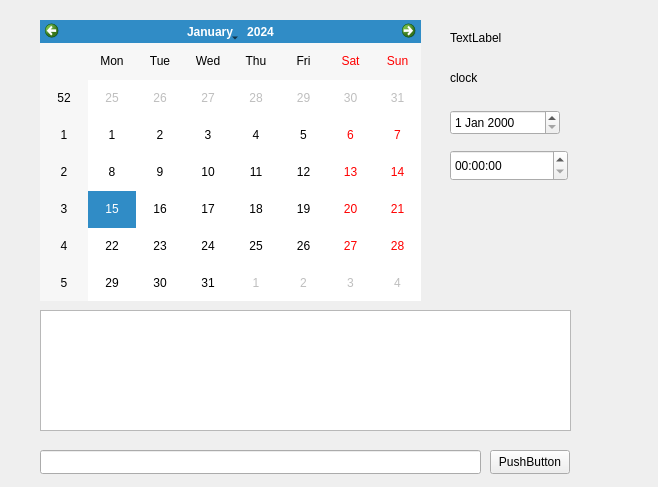
Non-Yujin/Share_Calender, file widget.ui: the form before one commit.
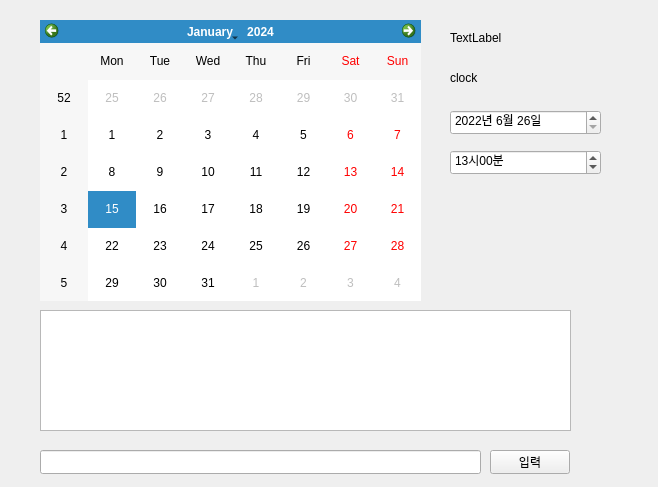
The form after the commit.

What changed in the file:
```diff
--- a/widget.ui
+++ b/widget.ui
@@ -23,7 +23,7 @@
     </rect>
    </property>
    <property name="text">
-    <string>PushButton</string>
+    <string>입력</string>
    </property>
   </widget>
   <widget class="QCalendarWidget" name="calendar">
@@ -51,7 +51,7 @@
     <rect>
      <x>450</x>
      <y>70</y>
-     <width>121</width>
+     <width>131</width>
      <height>16</height>
     </rect>
    </property>
@@ -77,20 +77,66 @@
     <rect>
      <x>450</x>
      <y>110</y>
-     <width>110</width>
+     <width>151</width>
      <height>25</height>
     </rect>
    </property>
+   <property name="minimumDate">
+    <date>
+     <year>2022</year>
+     <month>6</month>
+     <day>26</day>
+    </date>
+   </property>
+   <property name="displayFormat">
+    <string>yyyy년 M월 d일</string>
+   </property>
   </widget>
   <widget class="QTimeEdit" name="time">
    <property name="geometry">
     <rect>
      <x>450</x>
      <y>150</y>
-     <width>118</width>
-     <height>31</height>
+     <width>151</width>
+     <height>25</height>
     </rect>
    </property>
+   <property name="dateTime">
+    <datetime>
+     <hour>13</hour>
+     <minute>0</minute>
+     <second>0</second>
+     <year>2022</year>
+     <month>6</month>
+     <day>26</day>
+    </datetime>
+   </property>
+   <property name="maximumDateTime">
+    <datetime>
+     <hour>23</hour>
+     <minute>59</minute>
+     <second>59</second>
+     <year>2022</year>
+     <month>6</month>
+     <day>26</day>
+    </datetime>
+   </property>
+   <property name="minimumTime">
+    <time>
+     <hour>0</hour>
+     <minute>0</minute>
+     <second>0</second>
+    </time>
+   </property>
+   <property name="displayFormat">
+    <string>hh시mm분</string>
+   </property>
+   <property name="calendarPopup">
+    <bool>false</bool>
+   </property>
+   <property name="timeSpec">
+    <enum>Qt::LocalTime</enum>
+   </property>
   </widget>
   <widget class="QLineEdit" name="date_input">
    <property name="geometry">
```
